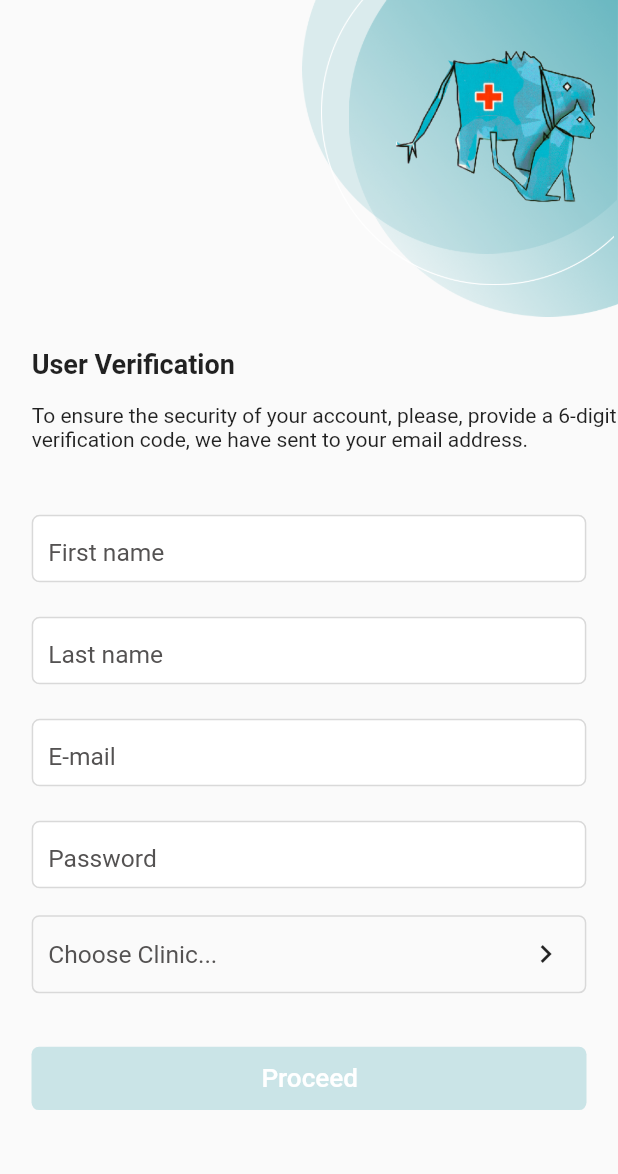
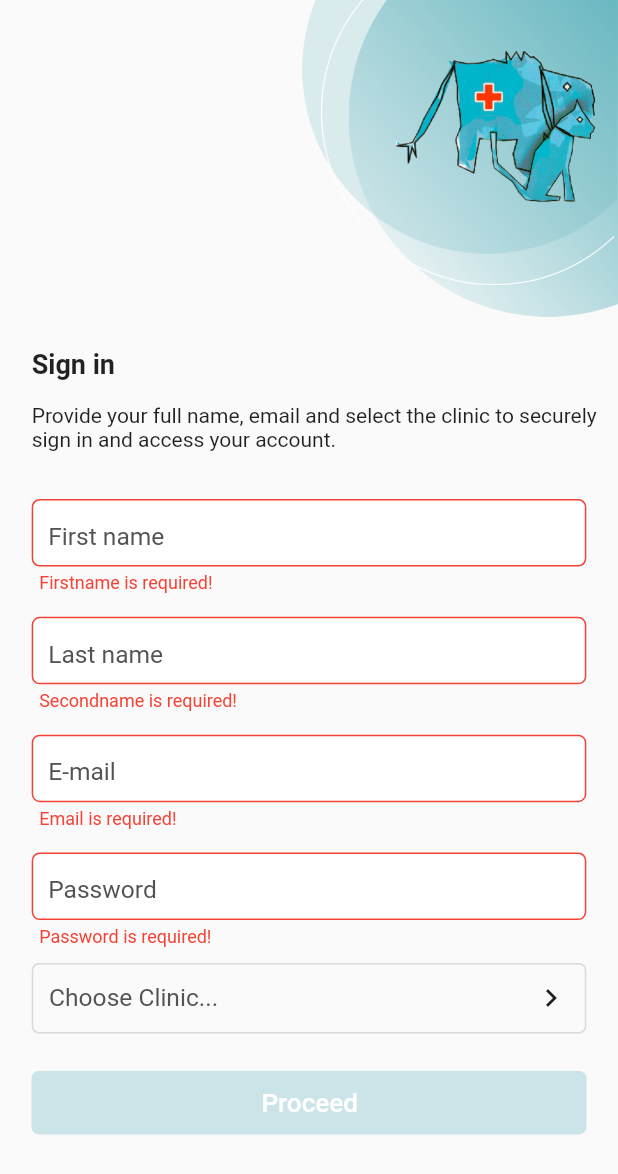
Before and after one commit to davidrwanda/vetmidi_mobile, a Flutter app: the SignUp screen opened by its route, after a tap on "Proceed", on a phone screen of 412 x 824 dp. Shown: the top 1174 px of the screen. Run offline on Flutter 3.47's test engine with Material 2 defaults, Android fonts, the phone set to English and light mode, and no system bars; our stand-ins replace file_picker, firebase_core, firebase_messaging, flutter_otp_text_field, get, get_storage and 2 more; accounts and stored records are empty; network calls fail.

Commit message:
added signup form validation and other fixes

```diff
--- a/lib/core/utils/functions.dart
+++ b/lib/core/utils/functions.dart
@@ -138,6 +138,24 @@ String formatFileSize(int fileSizeInBytes) {
 }
 
 String formatDateTime(String dateTimeString) {
-    DateTime dateTime = DateFormat("MM/dd/yyyy HH:mm:ss").parse(dateTimeString);
-    return DateFormat("MMM, d, yyyy | hh:mm a").format(dateTime);
-  }
+  DateTime dateTime = DateFormat("MM/dd/yyyy HH:mm:ss").parse(dateTimeString);
+  return DateFormat("MMM, d, yyyy | hh:mm a").format(dateTime);
+}
+
+bool validateEmail(String email) {
+  // Regular expression for validating email addresses
+  final RegExp emailRegex = RegExp(
+    r'^[\w-]+(\.[\w-]+)*@([\w-]+\.)+[a-zA-Z]{2,7}$',
+  );
+
+  return emailRegex.hasMatch(email);
+}
+
+bool validatePassword(String password) {
+  // Regular expression for validating passwords
+  final RegExp passwordRegex = RegExp(
+    r'^(?=.*[a-z])(?=.*[A-Z])(?=.*\d)(?=.*[@$!%*?&])[A-Za-z\d@$!%*?&]{8,}$',
+  );
+
+  return passwordRegex.hasMatch(password);
+}
--- a/lib/pages/Auth/signup.dart
+++ b/lib/pages/Auth/signup.dart
@@ -1,9 +1,12 @@
+import 'dart:async';
+
 import 'package:flutter/material.dart';
 import 'package:get/get.dart';
 import 'package:vetmidi/components/button.dart';
 import 'package:vetmidi/components/inputs.dart';
 import 'package:vetmidi/controllers/auth_controller.dart';
 import 'package:vetmidi/core/theme/colors_theme.dart';
+import 'package:vetmidi/core/utils/functions.dart';
 import 'package:vetmidi/pages/Auth/select_clinic.dart';
 import 'package:vetmidi/routes/index.dart';
 
@@ -23,6 +26,12 @@ class _SignUpState extends State<SignUp> {
   late final TextEditingController _lastName;
   late final TextEditingController _email;
   late final TextEditingController _password;
+  var firstNameIsValid = true;
+  var lastNameIsValid = true;
+  var emailIsValid = true;
+  var emailTextError = "";
+  var passwordIsValid = true;
+  var passwordTextError = "";
   Clinic? selectedClinic = null;
   var rememberMe = false;
 
@@ -35,32 +44,95 @@ class _SignUpState extends State<SignUp> {
     _password = TextEditingController();
   }
 
-  showAlertDialog(BuildContext context) {
-    // set up the buttons
-    Widget cancelButton = TextButton(
-      child: Text("No"),
-      onPressed: () => Navigator.pop(context),
+  bool validateInputs() {
+    var formIsValid = true;
+    if (_firstName.text.isEmpty) {
+      formIsValid = false;
+      setState(() {
+        firstNameIsValid = false;
+      });
+      Timer(const Duration(seconds: 2), () {
+        setState(() {
+          firstNameIsValid = true;
+        });
+      });
+    }
+    if (_lastName.text.isEmpty) {
+      formIsValid = false;
+      setState(() {
+        lastNameIsValid = false;
+      });
+      Timer(const Duration(seconds: 2), () {
+        setState(() {
+          lastNameIsValid = true;
+        });
+      });
+    }
+    if (_email.text.isEmpty) {
+      formIsValid = false;
+      setState(() {
+        emailTextError = "errors.form.email.required".tr;
+        emailIsValid = false;
+      });
+      Timer(const Duration(seconds: 2), () {
+        setState(() {
+          emailIsValid = true;
+        });
+      });
+    }
+
+    // if (_email.text.isNotEmpty && !validateEmail(_email.text)) {
+    //   formIsValid = false;
+    //   setState(() {
+    //     emailTextError = "errors.form.email.required.valid".tr;
+    //     emailIsValid = false;
+    //   });
+    //   Timer(const Duration(seconds: 2), () {
+    //     setState(() {
+    //       emailIsValid = true;
+    //     });
+    //   });
+    // }
+
+    if (_password.text.isEmpty) {
+      formIsValid = false;
+      setState(() {
+        passwordTextError = "errors.form.password.required".tr;
+        passwordIsValid = false;
+      });
+      Timer(const Duration(seconds: 2), () {
+        setState(() {
+          passwordIsValid = true;
+        });
+      });
+    }
+    if (_password.text.isNotEmpty && !validatePassword(_password.text)) {
+      formIsValid = false;
+      setState(() {
+        passwordTextError = "errors.form.password.required.valid".tr;
+        passwordIsValid = false;
+      });
+      Timer(const Duration(seconds: 2), () {
+        setState(() {
+          passwordIsValid = true;
+        });
+      });
+    }
+    return formIsValid;
+  }
+
+  signUpHandler() async {
+    if (validateInputs()) {
+      if (selectedClinic != null) {
+        await Get.find<AuthController>().signup(
+          _firstName.text,
+          _lastName.text,
+          _email.text,
+          _password.text,
+          selectedClinic!.id.toString(),
         );
-    Widget continueButton = TextButton(
-      child: Text("Yes, It is"),
-      onPressed: () => Navigator.pop(context),
-    );
-    // set up the AlertDialog
-    AlertDialog alert = AlertDialog(
-      title: Text("New device detected"),
-      content: Text("Please confirm that this is this your new device?"),
-      actions: [
-        cancelButton,
-        continueButton,
-      ],
-    );
-    // show the dialog
-    showDialog(
-      context: context,
-      builder: (BuildContext context) {
-        return alert;
-      },
-    );
+      }
+    }
   }
 
   @override
@@ -74,7 +146,7 @@ class _SignUpState extends State<SignUp> {
             Container(
               padding: EdgeInsets.only(left: 20 * fem),
               child: Text(
-                "User Verification",
+                "page.signInButton".tr,
                 style:
                     const TextStyle(fontWeight: FontWeight.w700, fontSize: 18),
               ),
@@ -83,29 +155,39 @@ class _SignUpState extends State<SignUp> {
             Padding(
               padding: EdgeInsets.only(left: 20 * fem),
               child: Text(
-                "To ensure the security of your account, please, provide a 6-digit verification code, we have sent to your email address.",
+                "Provide your full name, email and select the clinic to securely sign in and access your account.",
               ),
             ),
-            SizedBox(height: 35 * fem),
+            SizedBox(height: 25 * fem),
             Padding(
               padding: EdgeInsets.symmetric(horizontal: 20 * fem),
               child: InputText(
                 "First name",
                 _firstName,
+                valid: firstNameIsValid,
+                errorText: "errors.form.firstName.required".tr,
               ),
             ),
             Padding(
-              padding: EdgeInsets.symmetric(horizontal: 20 * fem),
+              padding: EdgeInsets.symmetric(
+                horizontal: 20 * fem,
+              ),
               child: InputText(
                 "Last name",
                 _lastName,
+                valid: lastNameIsValid,
+                errorText: "errors.form.secondName.required".tr,
               ),
             ),
             Padding(
-              padding: EdgeInsets.symmetric(horizontal: 20 * fem),
+              padding: EdgeInsets.symmetric(
+                horizontal: 20 * fem,
+              ),
               child: InputText(
                 "E-mail",
                 _email,
+                valid: emailIsValid,
+                errorText: emailTextError,
               ),
             ),
             Padding(
@@ -114,12 +196,20 @@ class _SignUpState extends State<SignUp> {
                 "Password",
                 _password,
                 isPassword: true,
+                valid: passwordIsValid,
+                errorText: passwordTextError,
               ),
             ),
             Padding(
               padding: EdgeInsets.symmetric(horizontal: 20 * fem),
+              child: GestureDetector(
+                onTap: () => Get.to(SelectClinics(setClinic: (Clinic clinic) {
+                  setState(() {
+                    selectedClinic = clinic;
+                  });
+                })),
                 child: Container(
-                padding: EdgeInsets.only(top: 1, bottom: 1, left: 10, right: 2),
+                  padding: EdgeInsets.all(10 * fem),
                   decoration: BoxDecoration(
                     border: Border.all(color: ThemeColors.primaryGrey4),
                     borderRadius: BorderRadius.circular(5),
@@ -136,34 +226,19 @@ class _SignUpState extends State<SignUp> {
                         ),
                       ),
                     ),
-                  IconButton(
-                    onPressed: () =>
-                        Get.to(SelectClinics(setClinic: (Clinic clinic) {
-                      setState(() {
-                        selectedClinic = clinic;
-                      });
-                    })),
-                    icon: Icon(Icons.keyboard_arrow_right),
-                  ),
+                    Icon(Icons.keyboard_arrow_right),
                   ]),
                 ),
               ),
-            SizedBox(height: 30 * fem),
+            ),
+            SizedBox(height: 20 * fem),
             Padding(
               padding: EdgeInsets.symmetric(horizontal: 20),
               child: Obx(() {
                 return Button(
                   "Proceed",
                   (BuildContext ctx) async {
-                    if (selectedClinic != null) {
-                      await Get.find<AuthController>().signup(
-                        _firstName.text,
-                        _lastName.text,
-                        _email.text,
-                        _password.text,
-                        selectedClinic!.id.toString(),
-                      );
-                    }
+                    await signUpHandler();
                   },
                   context,
                   backgroundColor: selectedClinic == null
```
Also changed, not shown: lib/controllers/auth_controller.dart (+19 -4 lines), lib/pages/Auth/login.dart (+4 -4 lines), lib/pages/Auth/select_clinic.dart (+53 -3 lines). Lines whose indentation alone changed are shown as unchanged.
